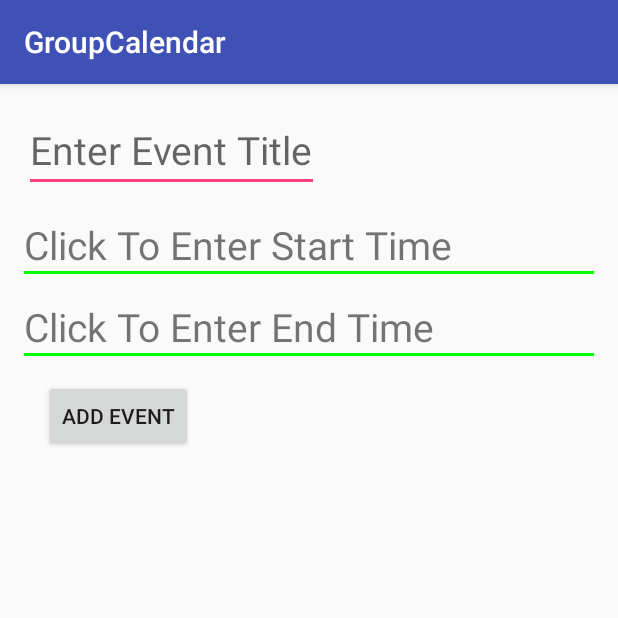
After one commit to randallporter/GroupCalendar, an Android app: the AddEvent screen opened directly, with no data from a screen before it, on a phone screen of 412 x 824 dp, the top half of it. The commit adds this screen. Run offline under Robolectric (Android 15) with nearby library versions, the phone set to English and light mode, and no system bars.

Commit message:
Got insert to work. GMT is static but we will figure that out if time permits

```diff
--- a/app/src/main/AndroidManifest.xml
+++ b/app/src/main/AndroidManifest.xml
@@ -42,7 +42,8 @@
             </intent-filter>
         </activity>
         <activity android:name=".CalendarEventListItem" />
-        <activity android:name=".CalendarEventList"></activity>
+        <activity android:name=".CalendarEventList" />
+        <activity android:name=".AddEvent"></activity>
     </application>
 
 </manifest>
--- a/app/src/main/java/randall/porter/com/groupcalendar/AccountActivity.java
+++ b/app/src/main/java/randall/porter/com/groupcalendar/AccountActivity.java
@@ -110,8 +110,9 @@ public class AccountActivity extends Activity
         mCredential = GoogleAccountCredential.usingOAuth2(
                 getApplicationContext(), Arrays.asList(SCOPES))
                 .setBackOff(new ExponentialBackOff());
+        ((MyApplication)this.getApplication()).setGoogleAccountCredential(mCredential);
 
-        calendarManager = new CalendarManager();
+        calendarManager = new CalendarManager((MyApplication)this.getApplication());
     }
 
     /**
@@ -129,7 +130,7 @@ public class AccountActivity extends Activity
         } else if (! isDeviceOnline()) {
             mOutputText.setText("No network connection available.");
         } else {
-            calendarManager.getEventsFromApi(mCredential);
+            calendarManager.getEventsFromApi();
         }
     }
 
--- a/app/src/main/java/randall/porter/com/groupcalendar/DataProvider.java
+++ b/app/src/main/java/randall/porter/com/groupcalendar/DataProvider.java
@@ -1,5 +1,6 @@
 package randall.porter.com.groupcalendar;
 
+import com.raizlabs.android.dbflow.sql.language.Delete;
 import com.raizlabs.android.dbflow.sql.language.SQLite;
 
 import java.util.ArrayList;
@@ -13,6 +14,8 @@ public class DataProvider {
     public List<CalendarEvent> calendarEventList = new ArrayList<>();
 
     public DataProvider(){
+       //if data gets messed up...
+        //Delete.table(CalendarEvent.class);
         update();
     }
 
--- /dev/null
+++ b/app/src/main/res/layout/activity_add_event.xml
@@ -0,0 +1,80 @@
+<?xml version="1.0" encoding="utf-8"?>
+<RelativeLayout xmlns:android="http://schemas.android.com/apk/res/android"
+    xmlns:tools="http://schemas.android.com/tools"
+    android:id="@+id/activity_add_event"
+    android:layout_width="match_parent"
+    android:layout_height="match_parent"
+    android:paddingBottom="@dimen/activity_vertical_margin"
+    android:paddingLeft="@dimen/activity_horizontal_margin"
+    android:paddingRight="@dimen/activity_horizontal_margin"
+    android:paddingTop="@dimen/activity_vertical_margin"
+    tools:context="randall.porter.com.groupcalendar.AddEvent">
+
+    <EditText
+        android:layout_width="wrap_content"
+        android:layout_height="wrap_content"
+        android:inputType="textPersonName"
+        android:textSize="26sp"
+        android:layout_alignParentTop="true"
+        android:layout_alignParentLeft="true"
+        android:layout_alignParentStart="true"
+        android:id="@+id/txtEventSummary"
+        android:hint="Enter Event Title"/>
+
+    <TextView
+        android:layout_width="wrap_content"
+        android:layout_height="wrap_content"
+        android:textSize="26sp"
+        android:id="@+id/txtStart"
+        android:onClick="showDateTimePicker"
+        android:text="Click To Enter Start Time"
+        android:layout_marginTop="17dp"
+        android:layout_below="@+id/txtEventSummary"
+        android:layout_alignParentLeft="true"
+        android:layout_alignParentStart="true" />
+
+    <View
+        android:id="@+id/StartTimeLine"
+        android:layout_width="fill_parent"
+        android:layout_height="2dip"
+        android:background="#FF00FF00"
+        android:layout_alignParentLeft="true"
+        android:layout_alignParentStart="true"
+        android:layout_below="@+id/txtStart"/>
+
+    <TextView
+        android:layout_width="wrap_content"
+        android:layout_height="wrap_content"
+        android:textSize="26sp"
+        android:id="@+id/txtEnd"
+        android:onClick="showDateTimePicker"
+        android:text="Click To Enter End Time"
+        android:layout_below="@+id/StartTimeLine"
+        android:layout_alignParentLeft="true"
+        android:layout_alignParentStart="true"
+        android:layout_marginTop="17dp" />
+
+    <View
+        android:id="@+id/EndTimeLine"
+        android:layout_width="fill_parent"
+        android:layout_height="2dip"
+        android:background="#FF00FF00"
+        android:layout_alignParentLeft="true"
+        android:layout_alignParentStart="true"
+        android:layout_below="@+id/txtEnd"/>
+
+    <Button
+        android:text="Add Event"
+        android:layout_width="wrap_content"
+        android:layout_height="wrap_content"
+        android:layout_below="@+id/EndTimeLine"
+        android:layout_alignParentLeft="true"
+        android:layout_alignParentStart="true"
+        android:layout_marginLeft="13dp"
+        android:layout_marginStart="13dp"
+        android:layout_marginTop="16dp"
+        android:id="@+id/txtAddEvent"
+        android:onClick="AddEvent"/>
+
+
+</RelativeLayout>
```
Also changed, not shown: app/src/main/java/randall/porter/com/groupcalendar/AddEvent.java (added, +69 -0 lines), app/src/main/java/randall/porter/com/groupcalendar/CalendarEventAdapter.java (+7 -3 lines), app/src/main/java/randall/porter/com/groupcalendar/CalendarManager.java (+28 -9 lines), app/src/main/java/randall/porter/com/groupcalendar/MainActivity.java (+14 -0 lines), app/src/main/java/randall/porter/com/groupcalendar/MyApplication.java (+11 -0 lines).
